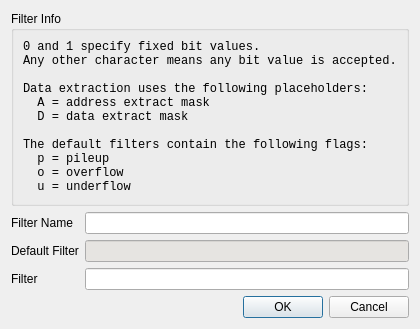
This is src/datafilter_dialog.ui in flueke/mvme as Qt 5 draws it before an edit. The edited form follows.
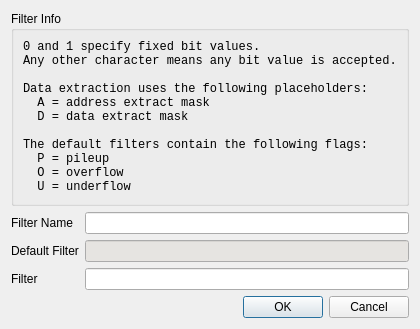
This is the edited form.

What changed in the file:
```diff
--- a/src/datafilter_dialog.ui
+++ b/src/datafilter_dialog.ui
@@ -36,9 +36,9 @@
   D = data extract mask
 
 The default filters contain the following flags:
-  p = pileup
-  o = overflow
-  u = underflow</string>
+  P = pileup
+  O = overflow
+  U = underflow</string>
         </property>
         <property name="textFormat">
          <enum>Qt::PlainText</enum>
```
